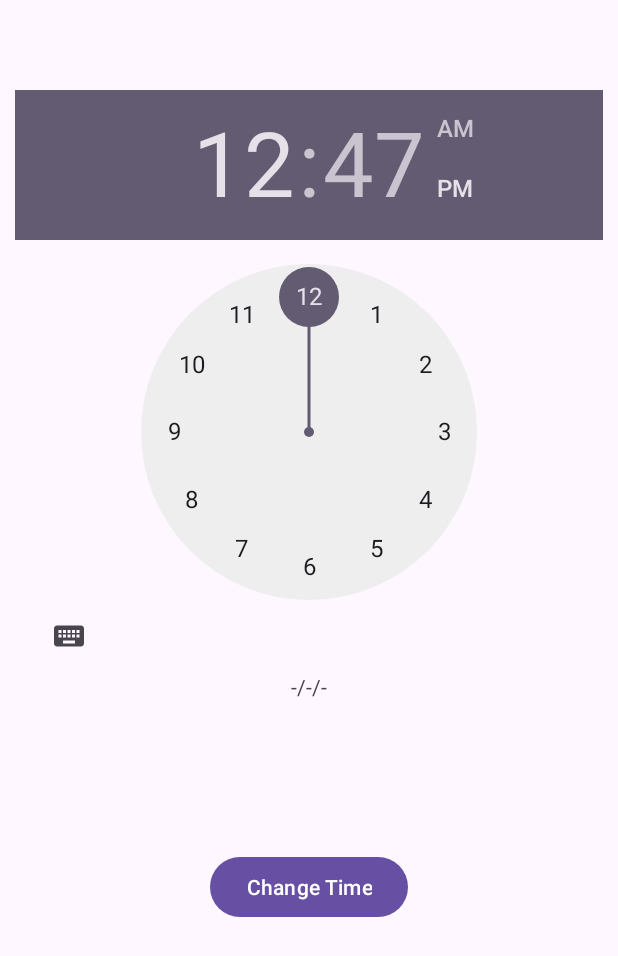
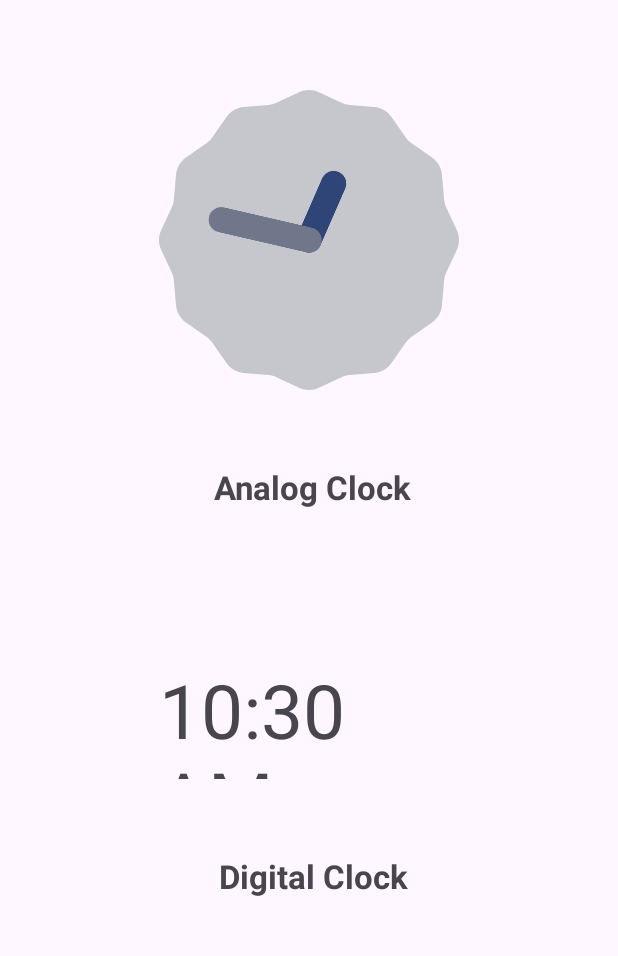
Before and after one commit to Mirzaazmath/android_basic, an Android app: the screen it shows after launch (MainActivity), on a phone screen of 412 x 824 dp. Shown: the top 956 px of the screen. Run offline under Robolectric (Android 15) with nearby library versions, the phone set to English and light mode, and no system bars.

Commit message:
added both clock

```diff
--- a/app/src/main/java/com/example/myapplication/MainActivity.java
+++ b/app/src/main/java/com/example/myapplication/MainActivity.java
@@ -1,24 +1,11 @@
 package com.example.myapplication;
 import android.os.Bundle;
-import android.widget.Button;
-
-import android.widget.TextView;
-import android.widget.TimePicker;
-
 import androidx.activity.EdgeToEdge;
 import androidx.appcompat.app.AppCompatActivity;
 
 
 
-
 public class MainActivity extends AppCompatActivity {
-    // Created Variable
-    TimePicker timePicker;
-    TextView textView;
-     Button button;
-
-
-
 
 
     @Override
@@ -26,30 +13,7 @@ public class MainActivity extends AppCompatActivity {
         super.onCreate(savedInstanceState);
         EdgeToEdge.enable(this);
         setContentView(R.layout.activity_main);
-        // Assigning value to variable based on id
-        timePicker = findViewById(R.id.time1);
-        textView= findViewById(R.id.txt1);
-        button = findViewById(R.id.btn1);
-      // Adding Listener
-        button.setOnClickListener((v)->{
-            textView.setText("Selected Time : "+ getTime());
-        });
 
     }
 
-    public String getTime(){
-        StringBuilder builder =new StringBuilder();
-        // Getting Hour
-        builder.append(timePicker.getHour()).append(":");
-        // Getting Minute
-        builder.append(timePicker.getMinute());
-        // Returning String
-        return builder.toString();
-
-    }
-
-
-
-
-
 }
--- a/app/src/main/res/layout/activity_main.xml
+++ b/app/src/main/res/layout/activity_main.xml
@@ -12,33 +12,49 @@
     android:padding="10dp">
 
 
-    <TimePicker
-        android:id="@+id/time1"
-        android:layout_width="wrap_content"
-        android:layout_height="wrap_content"
-
-        app:layout_constraintTop_toTopOf="parent"
-        app:layout_constraintLeft_toLeftOf="parent"
-        app:layout_constraintRight_toRightOf="parent"/>
+   <AnalogClock
+       android:id="@+id/anlClk1"
+       android:layout_width="200dp"
+       android:layout_height="200dp"
+       app:layout_constraintTop_toTopOf="parent"
+       app:layout_constraintLeft_toLeftOf="parent"
+       app:layout_constraintRight_toRightOf="parent"/>
 
     <TextView
         android:id="@+id/txt1"
         android:layout_width="wrap_content"
         android:layout_height="wrap_content"
-        android:text="-/-/-"
-        app:layout_constraintTop_toBottomOf="@+id/time1"
+        android:text=" Analog Clock"
+        android:layout_marginTop="50dp"
+        android:textStyle="bold"
+        android:textSize="22sp"
+        app:layout_constraintTop_toBottomOf="@+id/anlClk1"
+        app:layout_constraintRight_toRightOf="parent"
+        app:layout_constraintLeft_toLeftOf="parent"/>
+
+    <DigitalClock
+        android:id="@+id/digiClck1"
+        android:layout_width="200dp"
+        android:layout_height="80dp"
+        android:textSize="50sp"
+        android:layout_marginTop="100dp"
+        app:layout_constraintTop_toBottomOf="@+id/txt1"
         app:layout_constraintLeft_toLeftOf="parent"
         app:layout_constraintRight_toRightOf="parent"/>
-
-    <Button
-        android:id="@+id/btn1"
+    <TextView
+        android:id="@+id/txt2"
         android:layout_width="wrap_content"
         android:layout_height="wrap_content"
-        app:layout_constraintTop_toBottomOf="@+id/txt1"
-        app:layout_constraintLeft_toLeftOf="parent"
-        android:layout_marginTop="100dp"
-        android:text="Change Time"
-        app:layout_constraintRight_toRightOf="parent"/>
+        android:text=" Digital Clock"
+        android:layout_marginTop="50dp"
+        android:textStyle="bold"
+        android:textSize="22sp"
+        app:layout_constraintTop_toBottomOf="@+id/digiClck1"
+        app:layout_constraintRight_toRightOf="parent"
+        app:layout_constraintLeft_toLeftOf="parent"/>
+
+
+
 
 
 
```
Also changed, not shown: app/src/main/res/output/result.png.
